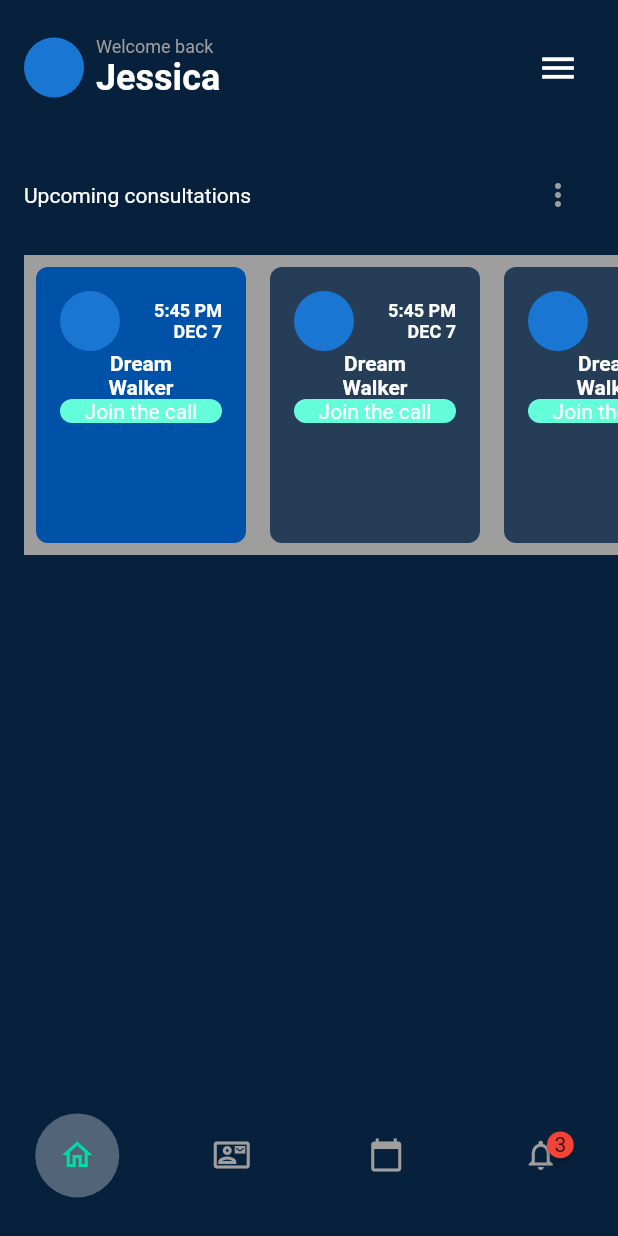
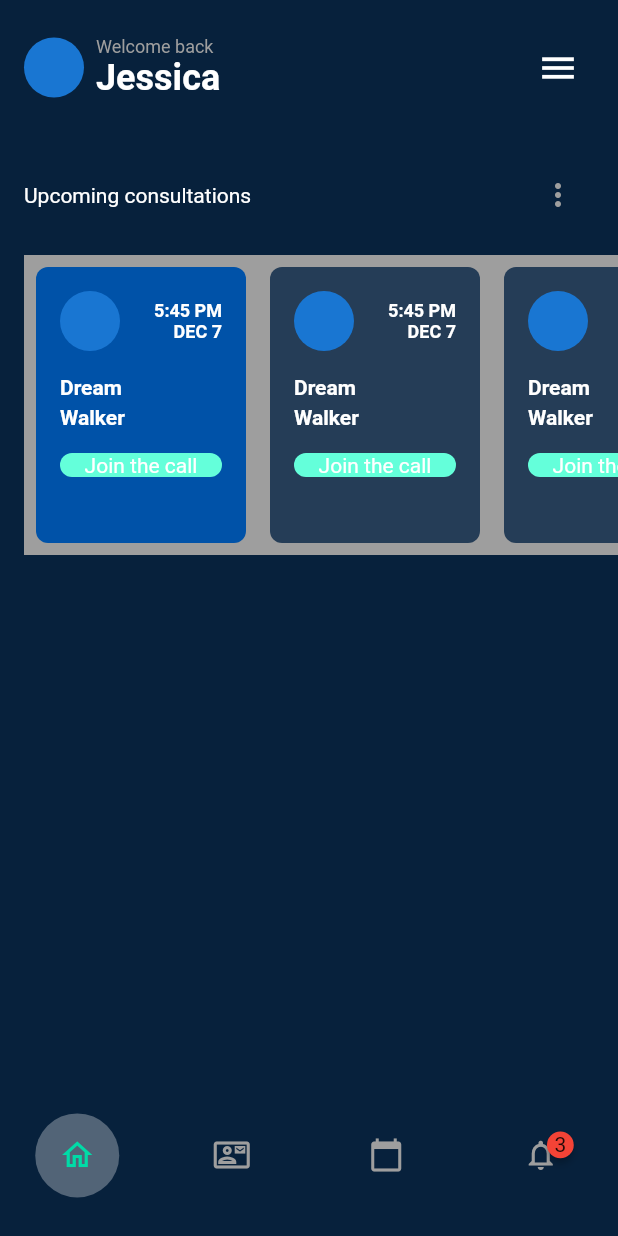
Before and after one commit to JAICHANGPARK/flutter_notebook_17th_story, a Flutter app: the MedicalMainPage screen opened directly, on a phone screen of 412 x 824 dp. Run offline on Flutter 3.47's test engine with Material 2 defaults, Android fonts, the phone set to English and light mode, and no system bars; drawn by our look-alikes of badges; our stand-ins replace cached_network_image, fl_chart, flutter_riverpod, freezed_annotation, ionicons, percent_indicator; network calls fail.

Commit message:
Update medical_main_page.dart

```diff
--- a/lib/ep1032_medical_app/src/medical_main_page.dart
+++ b/lib/ep1032_medical_app/src/medical_main_page.dart
@@ -91,6 +91,7 @@ class MedicalMainPage extends StatelessWidget {
                                 child: Padding(
                                   padding: const EdgeInsets.all(16.0),
                                   child: Column(
+                                    crossAxisAlignment: CrossAxisAlignment.start,
                                     children: [
                                       Row(
                                         mainAxisAlignment: MainAxisAlignment.spaceBetween,
@@ -119,14 +120,17 @@ class MedicalMainPage extends StatelessWidget {
                                           )
                                         ],
                                       ),
+                                      SizedBox(height: 16,),
                                       Text("Dream", style: TextStyle(
                                         color: Colors.white,
                                         fontWeight: FontWeight.bold,
                                       ),),
+                                      SizedBox(height: 4,),
                                       Text("Walker", style: TextStyle(
                                         color: Colors.white,
                                         fontWeight: FontWeight.bold,
                                       ),),
+                                      SizedBox(height: 16,),
                                       Container(
                                         decoration: BoxDecoration(
                                           color: Colors.tealAccent,
```
